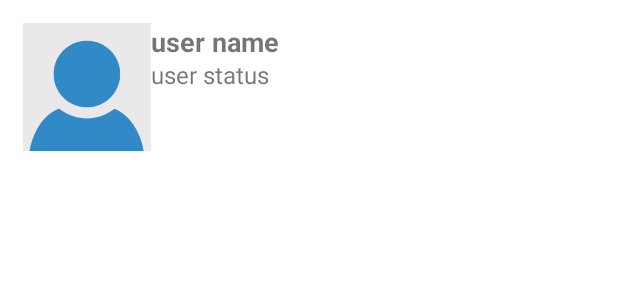
After one commit to QuanNguyen-k2/BK_Chat, an Android app: the layout users_display_layout.xml on its own in the app's theme, with its tools: preview values and no code run, on a phone screen of 412 x 824 dp. The commit adds this screen. Shown: the top 300 px of the screen. Run offline under Robolectric (Android 15) with nearby library versions, the phone set to English and light mode, and no system bars.

Commit message:
Tim danh sach ban

```diff
--- a/app/build.gradle
+++ b/app/build.gradle
@@ -40,6 +40,8 @@ dependencies {
     implementation 'com.google.firebase:firebase-database:20.1.0'
     implementation 'com.google.firebase:firebase-storage:20.1.0'
     implementation 'com.google.firebase:firebase-auth:21.1.0'
+    implementation 'com.firebaseui:firebase-ui-database:8.0.2'
+
 
     testImplementation 'junit:junit:4.13.2'
     androidTestImplementation 'androidx.test.ext:junit:1.1.4'
--- /dev/null
+++ b/app/src/main/res/layout/users_display_layout.xml
@@ -0,0 +1,67 @@
+<?xml version="1.0" encoding="utf-8"?>
+<RelativeLayout
+    xmlns:android="http://schemas.android.com/apk/res/android"
+    android:layout_width="match_parent"
+    android:layout_height="wrap_content">
+
+    <LinearLayout
+        android:layout_width="match_parent"
+        android:layout_height="wrap_content"
+        android:layout_marginStart="15dp"
+        android:layout_marginTop="15dp"
+        android:layout_marginEnd="15dp"
+        android:layout_marginBottom="15dp"
+        android:orientation="horizontal">
+
+        <ImageView
+            android:id="@+id/users_profile_image"
+            android:layout_width="85dp"
+            android:layout_height="85dp"
+            android:src="@drawable/image_user" />
+
+        <LinearLayout
+            android:layout_width="match_parent"
+            android:layout_height="wrap_content"
+            android:orientation="vertical">
+
+            <LinearLayout
+                android:layout_width="match_parent"
+                android:layout_height="wrap_content"
+                android:orientation="horizontal">
+
+                <TextView
+                    android:id="@+id/user_profile_name"
+                    android:layout_width="200dp"
+                    android:layout_height="match_parent"
+                    android:text="user name"
+                    android:textAlignment="textStart"
+                    android:textSize="18sp"
+                    android:textStyle="bold" />
+
+                <ImageView
+                    android:id="@+id/user_online_status"
+                    android:layout_width="18dp"
+                    android:layout_height="18dp"
+                    android:layout_marginTop="5dp"
+                    android:src="@drawable/online"
+                    android:visibility="invisible" />
+
+            </LinearLayout>
+
+
+            <TextView
+                android:id="@+id/user_status"
+                android:layout_width="match_parent"
+                android:layout_height="match_parent"
+                android:text="user status"
+                android:textAlignment="textStart"
+                android:textSize="16sp"
+
+                />
+
+
+        </LinearLayout>
+
+
+    </LinearLayout>
+</RelativeLayout>
```
Also changed, not shown: app/src/main/java/com/chatapp/bkchat/Contacts.java (added, +40 -0 lines), app/src/main/java/com/chatapp/bkchat/FindFriendsActivity.java (+71 -0 lines), app/src/main/res/drawable/online.png (added).
